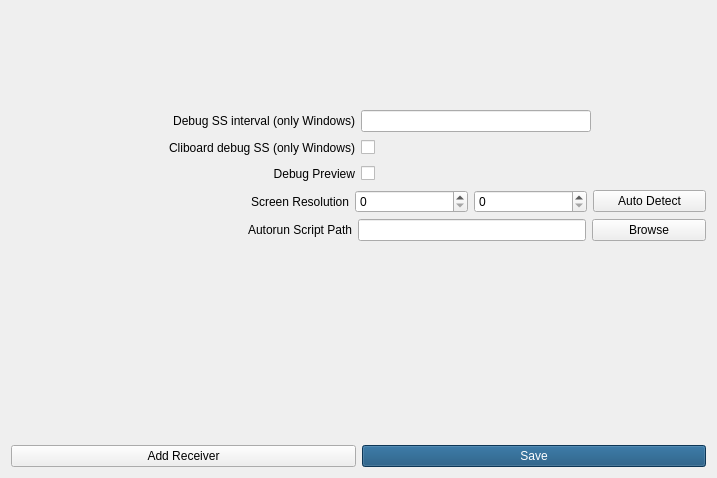
Above: ScreenLedGUI/settingswindow.ui from 0LTSU0/ScreenLed before the change. Below: the same form after it.
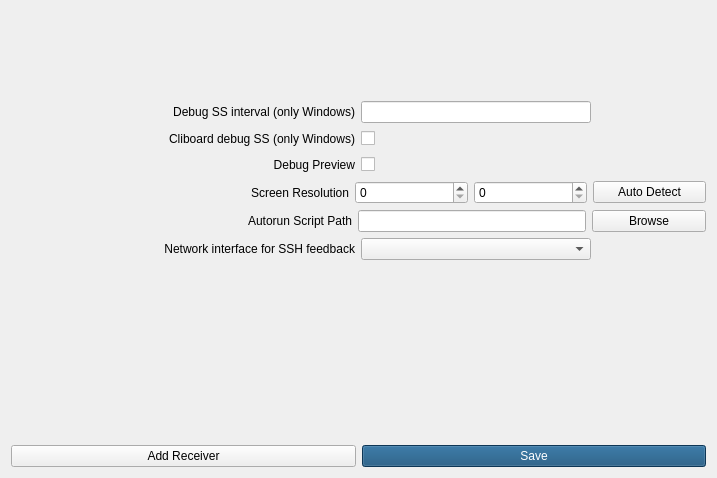
That is the form after the change.

Commit message: network interface selector for ssh runner feedback channel

Diff of the .ui file:
```diff
--- a/ScreenLedGUI/settingswindow.ui
+++ b/ScreenLedGUI/settingswindow.ui
@@ -249,6 +249,49 @@
      </item>
     </layout>
    </item>
+   <item>
+    <layout class="QHBoxLayout" name="horizontalLayout_7" stretch="1,2,2,1">
+     <item>
+      <spacer name="horizontalSpacer_9">
+       <property name="orientation">
+        <enum>Qt::Orientation::Horizontal</enum>
+       </property>
+       <property name="sizeHint" stdset="0">
+        <size>
+         <width>40</width>
+         <height>20</height>
+        </size>
+       </property>
+      </spacer>
+     </item>
+     <item>
+      <widget class="QLabel" name="nwInterface">
+       <property name="text">
+        <string>Network interface for SSH feedback</string>
+       </property>
+       <property name="alignment">
+        <set>Qt::AlignmentFlag::AlignRight|Qt::AlignmentFlag::AlignTrailing|Qt::AlignmentFlag::AlignVCenter</set>
+       </property>
+      </widget>
+     </item>
+     <item>
+      <widget class="QComboBox" name="nwInterfaceVal"/>
+     </item>
+     <item>
+      <spacer name="horizontalSpacer_10">
+       <property name="orientation">
+        <enum>Qt::Orientation::Horizontal</enum>
+       </property>
+       <property name="sizeHint" stdset="0">
+        <size>
+         <width>40</width>
+         <height>20</height>
+        </size>
+       </property>
+      </spacer>
+     </item>
+    </layout>
+   </item>
    <item>
     <spacer name="verticalSpacer">
      <property name="orientation">
```
The commit also changes 8 other files.
